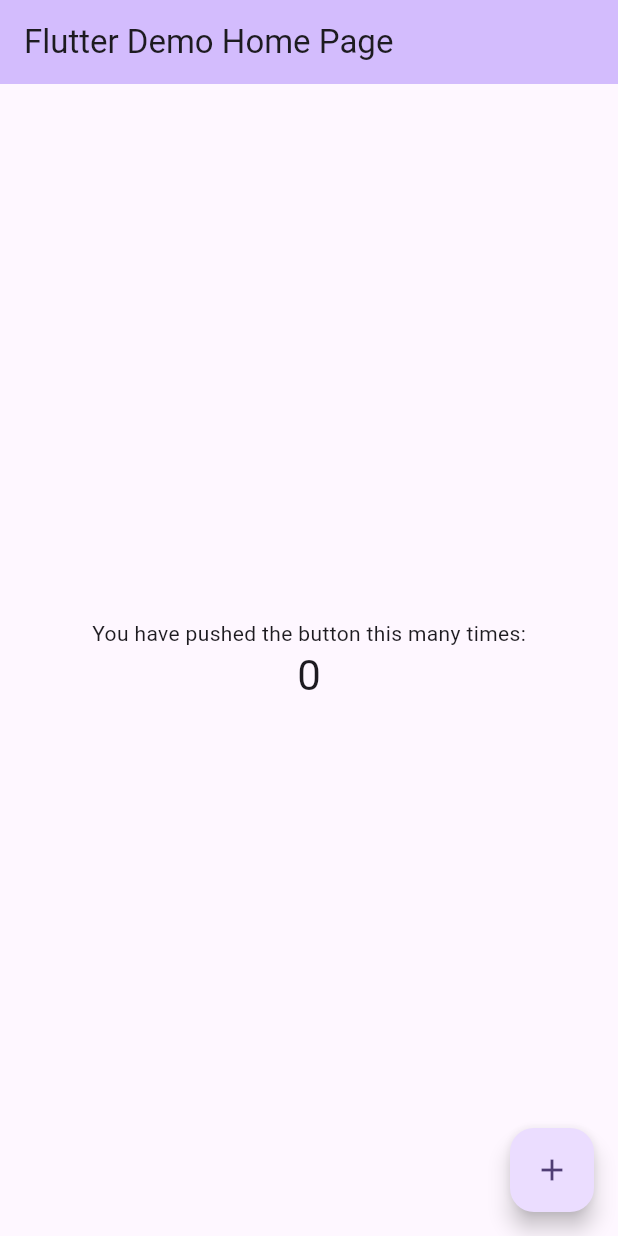
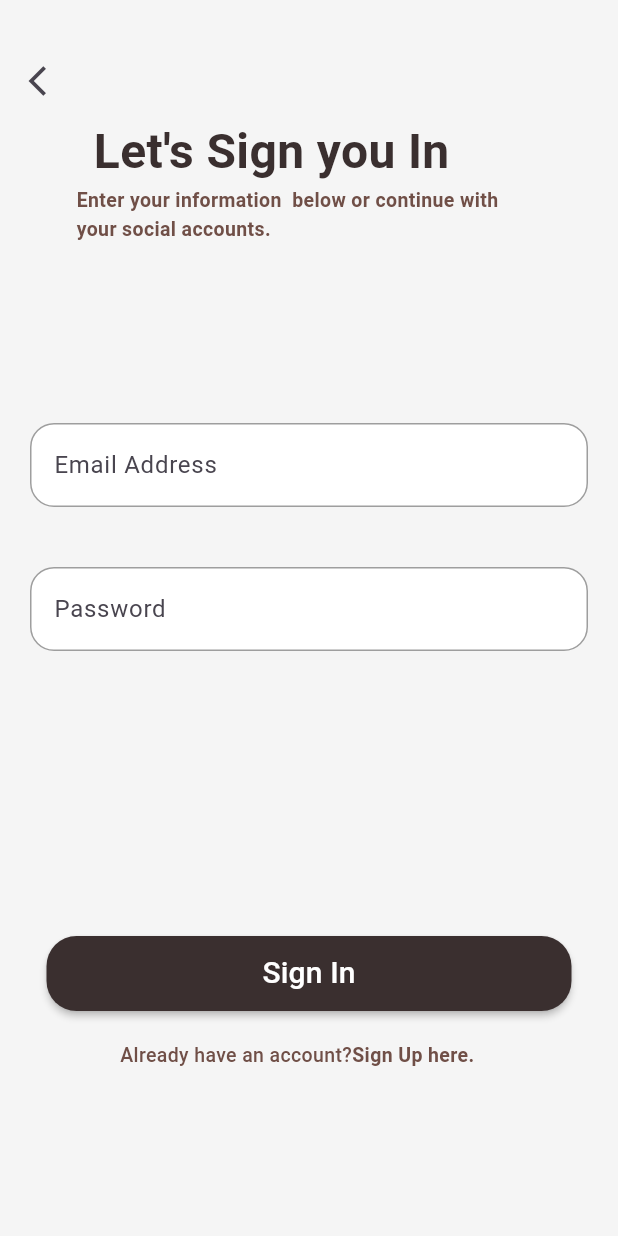
Before and after one commit to RamezNasser5/auth_app, a Flutter app: the screen it shows after launch, on a phone screen of 412 x 824 dp. Run offline on Flutter 3.47's test engine with Material 3 defaults, Android fonts, the phone set to English and light mode, and no system bars; our stand-ins replace firebase_auth, firebase_core, flutter_bloc; accounts and stored records are empty; Roboto replaces fonts that are missing (Poppins).

Commit message:
Add Firebase authentication and BLoC for auth feature
- Updated `minSdk` version to 23 in `build.gradle`.
- Implemented `AuthBloc` with login and registration events and states.
- Created `LoginPage` and `SignUpPage` with corresponding UI and logic.
- Added custom widgets for login button, text, and text field.
- Set up Firebase initialization in `main.dart`.
- Registered Firebase plugins in macOS and Windows configurations.
- Updated `pubspec.yaml` to include `flutter_bloc`, `firebase_auth`, and `firebase_core` dependencies.
- Modified tests to use `AuthApp` instead of `MyApp`.

```diff
--- /dev/null
+++ b/lib/features/auth_feature/logic/auth_bloc/auth_event.dart
@@ -0,0 +1,18 @@
+part of 'auth_bloc.dart';
+
+@immutable
+sealed class AuthEvent {}
+
+class LoginEvent extends AuthEvent {
+  final String email;
+  final String password;
+
+  LoginEvent({required this.email, required this.password});
+}
+
+class RegisterEvent extends AuthEvent {
+  final String email;
+  final String password;
+
+  RegisterEvent({required this.email, required this.password});
+}
--- /dev/null
+++ b/lib/features/auth_feature/logic/auth_bloc/auth_state.dart
@@ -0,0 +1,26 @@
+part of 'auth_bloc.dart';
+
+@immutable
+sealed class AuthState {}
+
+final class AuthInitial extends AuthState {}
+
+final class LoginSuccess extends AuthState {}
+
+final class LoginLoading extends AuthState {}
+
+final class LoginFailure extends AuthState {
+  final String errorMessage;
+
+  LoginFailure({required this.errorMessage});
+}
+
+final class RegisterSuccess extends AuthState {}
+
+final class RegisterLoading extends AuthState {}
+
+final class RegisterFailure extends AuthState {
+  final String errorMessage;
+
+  RegisterFailure({required this.errorMessage});
+}
--- /dev/null
+++ b/lib/features/auth_feature/presentation/views/login_page.dart
@@ -0,0 +1,109 @@
+import 'package:auth_app/features/auth_feature/logic/auth_bloc/auth_bloc.dart';
+import 'package:auth_app/features/auth_feature/presentation/views/signup_page.dart';
+import 'package:auth_app/features/auth_feature/presentation/widgets/custom_login_button.dart';
+import 'package:auth_app/features/auth_feature/presentation/widgets/custom_login_text.dart';
+import 'package:auth_app/features/auth_feature/presentation/widgets/custom_starter_text_field.dart';
+import 'package:auth_app/features/home_feature/presentation/views/home_view.dart';
+import 'package:flutter/material.dart';
+import 'package:flutter_bloc/flutter_bloc.dart';
+
+// ignore: must_be_immutable
+class LoginPage extends StatelessWidget {
+  LoginPage({super.key});
+
+  String? email;
+  String? password;
+  bool isLoading = false;
+
+  @override
+  Widget build(BuildContext context) {
+    return BlocConsumer<AuthBloc, AuthState>(
+      listener: (context, state) {
+        if (state is LoginLoading) {
+          isLoading = true;
+        } else if (state is LoginSuccess) {
+          isLoading = false;
+          Navigator.push(context, MaterialPageRoute(builder: (context) {
+            return const HomeView();
+          }));
+        } else if (state is LoginFailure) {
+          ScaffoldMessenger.of(context).showSnackBar(
+            SnackBar(
+              content: Text(state.errorMessage),
+            ),
+          );
+          isLoading = false;
+        }
+      },
+      builder: (context, state) {
+        return Scaffold(
+          backgroundColor: const Color(0xffF5F5F5),
+          body: ListView(
+            children: [
+              const SizedBox(
+                height: 30,
+              ),
+              Padding(
+                padding: const EdgeInsets.only(right: 350.0),
+                child: IconButton(
+                  onPressed: () {
+                    Navigator.pop(context);
+                  },
+                  icon: const Icon(Icons.arrow_back_ios),
+                ),
+              ),
+              const CustomLoginText(
+                text1: 'Let\'s Sign you In',
+                text2:
+                    'Enter your information  below or continue with  your social accounts.',
+              ),
+              const SizedBox(
+                height: 120,
+              ),
+              CustomStarterTextField(
+                onFieldSubmitted: (value) {
+                  email = value;
+                },
+                hintText: 'Email Address',
+              ),
+              const SizedBox(
+                height: 40,
+              ),
+              CustomStarterTextField(
+                onFieldSubmitted: (value) {
+                  password = value;
+                },
+                hintText: 'Password',
+              ),
+              const SizedBox(
+                height: 40,
+              ),
+              const SizedBox(
+                height: 150,
+              ),
+              CustomLoginButton(
+                onTap: () {
+                  Navigator.of(context).push(
+                    MaterialPageRoute(builder: (context) {
+                      return BlocProvider(
+                        create: (context) => AuthBloc(),
+                        child: SignUpPage(),
+                      );
+                    }),
+                  );
+                },
+                textFieldText: 'Sign In',
+                text: 'Sign Up here.',
+                onPressed: () {
+                  BlocProvider.of<AuthBloc>(context)
+                      .add(LoginEvent(email: email!, password: password!));
+                },
+                isLoading: isLoading,
+              )
+            ],
+          ),
+        );
+      },
+    );
+  }
+}
--- /dev/null
+++ b/lib/features/auth_feature/presentation/widgets/custom_login_button.dart
@@ -0,0 +1,77 @@
+import 'package:flutter/material.dart';
+
+class CustomLoginButton extends StatelessWidget {
+  const CustomLoginButton({
+    super.key,
+    required this.textFieldText,
+    required this.onPressed,
+    required this.text,
+    required this.onTap,
+    this.isLoading = false,
+  });
+
+  final String textFieldText;
+  final String text;
+  final void Function()? onPressed;
+  final void Function()? onTap;
+  final bool isLoading;
+
+  @override
+  Widget build(BuildContext context) {
+    return Column(
+      crossAxisAlignment: CrossAxisAlignment.center,
+      children: [
+        MaterialButton(
+          height: 50,
+          minWidth: 350,
+          onPressed: onPressed,
+          color: const Color(0xff3A2F2F),
+          shape:
+              RoundedRectangleBorder(borderRadius: BorderRadius.circular(20)),
+          child: isLoading
+              ? const CircularProgressIndicator()
+              : Text(
+                  textFieldText,
+                  style: const TextStyle(
+                    fontSize: 20,
+                    color: Colors.white,
+                    fontFamily: 'Poppins',
+                  ),
+                ),
+        ),
+        const SizedBox(
+          height: 20,
+        ),
+        Padding(
+          padding: const EdgeInsets.only(left: 80.0),
+          child: Row(
+            crossAxisAlignment: CrossAxisAlignment.center,
+            children: [
+              const Text(
+                'Already have an account?',
+                style: TextStyle(
+                  fontSize: 13,
+                  color: Color(0xff704F47),
+                  fontWeight: FontWeight.w500,
+                  fontFamily: 'Poppins',
+                ),
+              ),
+              GestureDetector(
+                onTap: onTap,
+                child: Text(
+                  text,
+                  style: const TextStyle(
+                    fontSize: 13,
+                    color: Color(0xff704F47),
+                    fontWeight: FontWeight.w600,
+                    fontFamily: 'Poppins',
+                  ),
+                ),
+              ),
+            ],
+          ),
+        ),
+      ],
+    );
+  }
+}
--- /dev/null
+++ b/lib/features/auth_feature/presentation/widgets/custom_login_text.dart
@@ -0,0 +1,47 @@
+import 'package:flutter/material.dart';
+
+class CustomLoginText extends StatelessWidget {
+  const CustomLoginText({
+    super.key,
+    required this.text1,
+    required this.text2,
+  });
+
+  final String text1;
+  final String text2;
+
+  @override
+  Widget build(BuildContext context) {
+    return Padding(
+      padding: const EdgeInsets.only(right: 50.0),
+      child: Column(
+        children: [
+          Text(
+            text1,
+            style: const TextStyle(
+              fontSize: 32,
+              color: Color(0xff3A2F2F),
+              fontWeight: FontWeight.w600,
+              fontFamily: 'Poppins',
+            ),
+          ),
+          SizedBox(
+            width: 320,
+            child: Padding(
+              padding: const EdgeInsets.only(left: 30.0),
+              child: Text(
+                text2,
+                style: const TextStyle(
+                  fontSize: 13,
+                  color: Color(0xff704F47),
+                  fontWeight: FontWeight.w600,
+                  fontFamily: 'Poppins',
+                ),
+              ),
+            ),
+          ),
+        ],
+      ),
+    );
+  }
+}
--- /dev/null
+++ b/lib/features/auth_feature/presentation/widgets/custom_starter_text_field.dart
@@ -0,0 +1,40 @@
+import 'package:flutter/material.dart';
+
+class CustomStarterTextField extends StatelessWidget {
+  const CustomStarterTextField({
+    super.key,
+    required this.hintText,
+    required this.onFieldSubmitted,
+  });
+
+  final String hintText;
+  final void Function(String)? onFieldSubmitted;
+
+  @override
+  Widget build(BuildContext context) {
+    return Padding(
+      padding: const EdgeInsets.symmetric(horizontal: 20.0),
+      child: TextFormField(
+        onChanged: onFieldSubmitted,
+        validator: (value) {
+          if (value!.isEmpty) {
+            return 'Field is required';
+          }
+          return null;
+        },
+        decoration: InputDecoration(
+          filled: true,
+          fillColor: Colors.white,
+          border: const OutlineInputBorder(
+            borderSide: BorderSide(color: Colors.grey),
+          ),
+          enabledBorder: const OutlineInputBorder(
+            borderRadius: BorderRadius.all(Radius.circular(16)),
+            borderSide: BorderSide(color: Colors.grey),
+          ),
+          hintText: hintText,
+        ),
+      ),
+    );
+  }
+}
--- a/lib/main.dart
+++ b/lib/main.dart
@@ -1,125 +1,29 @@
+import 'package:auth_app/features/auth_feature/logic/auth_bloc/auth_bloc.dart';
+import 'package:auth_app/features/auth_feature/presentation/views/login_page.dart';
+import 'package:firebase_core/firebase_core.dart';
 import 'package:flutter/material.dart';
+import 'package:flutter_bloc/flutter_bloc.dart';
 
-void main() {
-  runApp(const MyApp());
+Future<void> main() async {
+  WidgetsFlutterBinding.ensureInitialized();
+
+  await Firebase.initializeApp();
+
+  runApp(const AuthApp());
 }
 
-class MyApp extends StatelessWidget {
-  const MyApp({super.key});
+class AuthApp extends StatelessWidget {
+  const AuthApp({super.key});
 
-  // This widget is the root of your application.
   @override
   Widget build(BuildContext context) {
     return MaterialApp(
-      title: 'Flutter Demo',
-      theme: ThemeData(
-        // This is the theme of your application.
-        //
-        // TRY THIS: Try running your application with "flutter run". You'll see
-        // the application has a purple toolbar. Then, without quitting the app,
-        // try changing the seedColor in the colorScheme below to Colors.green
-        // and then invoke "hot reload" (save your changes or press the "hot
-        // reload" button in a Flutter-supported IDE, or press "r" if you used
-        // the command line to start the app).
-        //
-        // Notice that the counter didn't reset back to zero; the application
-        // state is not lost during the reload. To reset the state, use hot
-        // restart instead.
-        //
-        // This works for code too, not just values: Most code changes can be
-        // tested with just a hot reload.
-        colorScheme: ColorScheme.fromSeed(seedColor: Colors.deepPurple),
-        useMaterial3: true,
+      home: Scaffold(
+        body: BlocProvider(
+          create: (context) => AuthBloc(),
+          child: LoginPage(),
+        ),
       ),
-      home: const MyHomePage(title: 'Flutter Demo Home Page'),
     );
   }
 }
-
-class MyHomePage extends StatefulWidget {
-  const MyHomePage({super.key, required this.title});
-
-  // This widget is the home page of your application. It is stateful, meaning
-  // that it has a State object (defined below) that contains fields that affect
-  // how it looks.
-
-  // This class is the configuration for the state. It holds the values (in this
-  // case the title) provided by the parent (in this case the App widget) and
-  // used by the build method of the State. Fields in a Widget subclass are
-  // always marked "final".
-
-  final String title;
-
-  @override
-  State<MyHomePage> createState() => _MyHomePageState();
-}
-
-class _MyHomePageState extends State<MyHomePage> {
-  int _counter = 0;
-
-  void _incrementCounter() {
-    setState(() {
-      // This call to setState tells the Flutter framework that something has
-      // changed in this State, which causes it to rerun the build method below
-      // so that the display can reflect the updated values. If we changed
-      // _counter without calling setState(), then the build method would not be
-      // called again, and so nothing would appear to happen.
-      _counter++;
-    });
-  }
-
-  @override
-  Widget build(BuildContext context) {
-    // This method is rerun every time setState is called, for instance as done
-    // by the _incrementCounter method above.
-    //
-    // The Flutter framework has been optimized to make rerunning build methods
-    // fast, so that you can just rebuild anything that needs updating rather
-    // than having to individually change instances of widgets.
-    return Scaffold(
-      appBar: AppBar(
-        // TRY THIS: Try changing the color here to a specific color (to
-        // Colors.amber, perhaps?) and trigger a hot reload to see the AppBar
-        // change color while the other colors stay the same.
-        backgroundColor: Theme.of(context).colorScheme.inversePrimary,
-        // Here we take the value from the MyHomePage object that was created by
-        // the App.build method, and use it to set our appbar title.
-        title: Text(widget.title),
-      ),
-      body: Center(
-        // Center is a layout widget. It takes a single child and positions it
-        // in the middle of the parent.
-        child: Column(
-          // Column is also a layout widget. It takes a list of children and
-          // arranges them vertically. By default, it sizes itself to fit its
-          // children horizontally, and tries to be as tall as its parent.
-          //
-          // Column has various properties to control how it sizes itself and
-          // how it positions its children. Here we use mainAxisAlignment to
-          // center the children vertically; the main axis here is the vertical
-          // axis because Columns are vertical (the cross axis would be
-          // horizontal).
-          //
-          // TRY THIS: Invoke "debug painting" (choose the "Toggle Debug Paint"
-          // action in the IDE, or press "p" in the console), to see the
-          // wireframe for each widget.
-          mainAxisAlignment: MainAxisAlignment.center,
-          children: <Widget>[
-            const Text(
-              'You have pushed the button this many times:',
-            ),
-            Text(
-              '$_counter',
-              style: Theme.of(context).textTheme.headlineMedium,
-            ),
-          ],
-        ),
-      ),
-      floatingActionButton: FloatingActionButton(
-        onPressed: _incrementCounter,
-        tooltip: 'Increment',
-        child: const Icon(Icons.add),
-      ), // This trailing comma makes auto-formatting nicer for build methods.
-    );
-  }
-}
--- a/pubspec.yaml
+++ b/pubspec.yaml
@@ -35,6 +35,9 @@ dependencies:
   # The following adds the Cupertino Icons font to your application.
   # Use with the CupertinoIcons class for iOS style icons.
   cupertino_icons: ^1.0.6
+  flutter_bloc: ^8.1.6
+  firebase_auth: ^5.1.1
+  firebase_core: ^3.1.1
 
 dev_dependencies:
   flutter_test:
```
Also changed, not shown: lib/features/auth_feature/logic/auth_bloc/auth_bloc.dart (added, +32 -0 lines), lib/features/auth_feature/presentation/views/signup_page.dart (added, +101 -0 lines), lib/features/home_feature/presentation/views/home_view.dart (added, +10 -0 lines), pubspec.lock, 5 other files.
